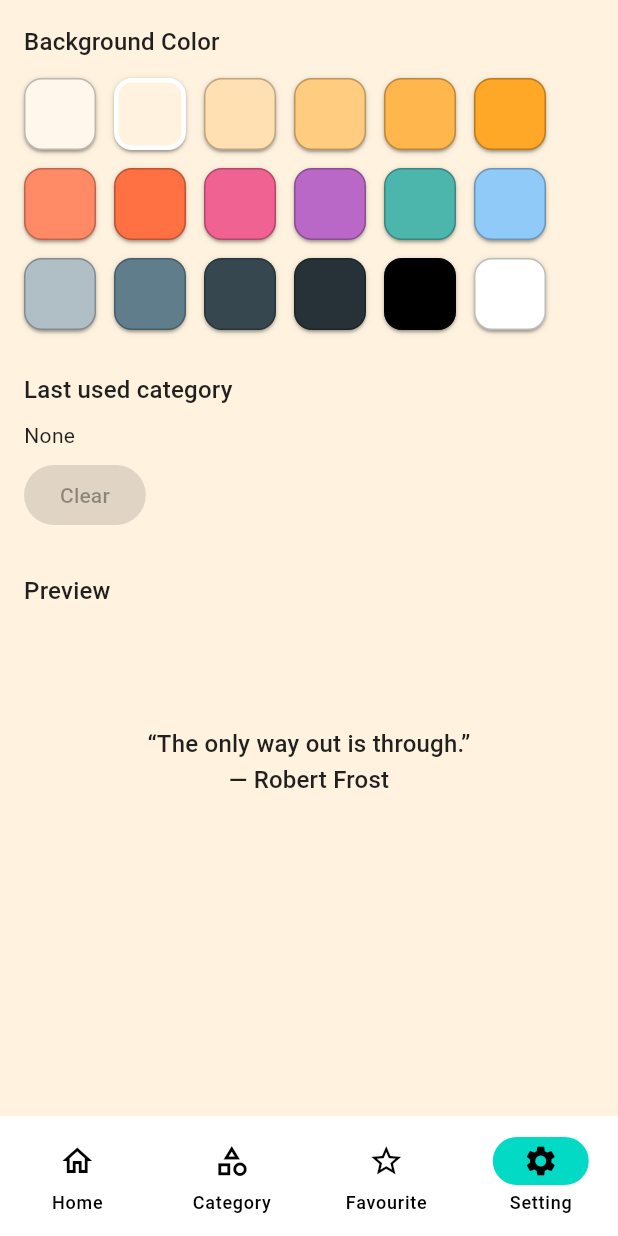
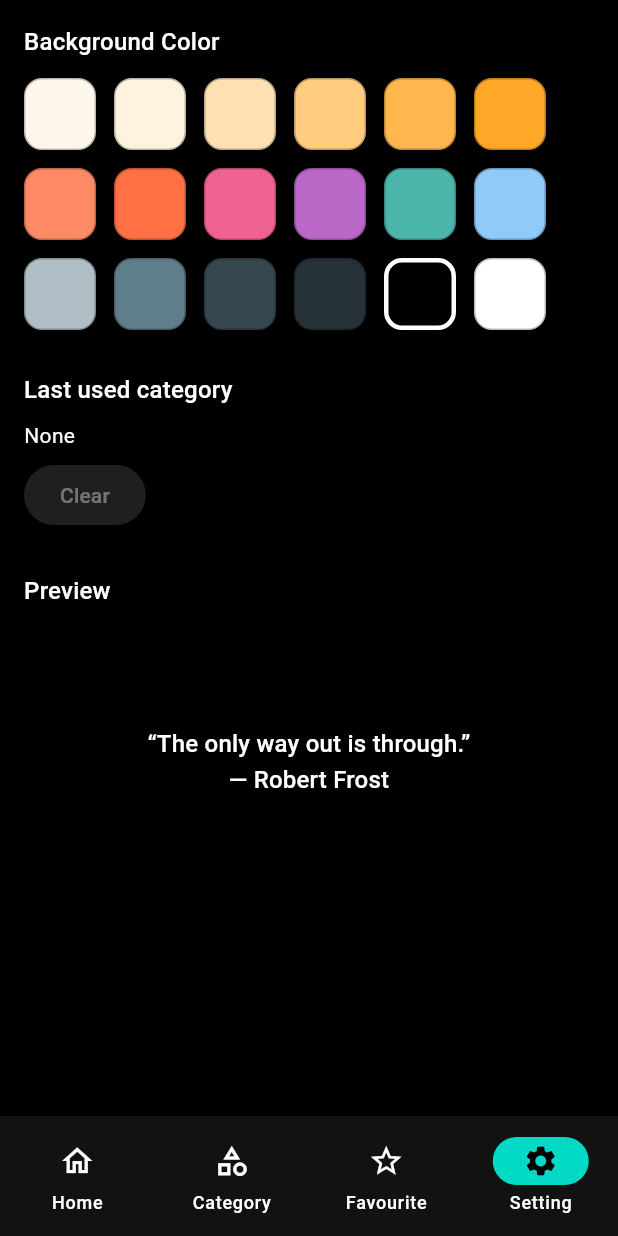
Before and after one commit to trungkienioicamp/flutter_quote, a Flutter app: the screen it shows after launch, item 4 of the bottom bar chosen, on a phone screen of 412 x 824 dp. Run offline on Flutter 3.47's test engine with Material 2 defaults, Android fonts, the phone set to English and light mode, and no system bars; our stand-ins replace share_plus, shared_preferences; network calls fail.

Commit message:
default color is black

```diff
--- a/lib/src/app_state.dart
+++ b/lib/src/app_state.dart
@@ -27,7 +27,7 @@ class AppState extends ChangeNotifier {
 
   /// Create with defaults and load persisted state asynchronously.
   factory AppState.init() {
-    final s = AppState._(color: const Color(0xFFFFF3E0));
+    final s = AppState._(color: Colors.black);
     Future.microtask(() => s._load());
     return s;
   }
--- a/lib/src/backgrounds.dart
+++ b/lib/src/backgrounds.dart
@@ -3,7 +3,7 @@ import 'package:flutter/material.dart';
 /// A curated palette of warm/nice colors (includes dark & light options)
 const List<Color> kWarmColors = [
   Color(0xFFFFF7EC), // extra soft cream
-  Color(0xFFFFF3E0), // soft cream (default)
+  Color(0xFFFFF3E0), // soft cream
   Color(0xFFFFE0B2), // light amber
   Color(0xFFFFCC80),
   Color(0xFFFFB74D),
@@ -18,6 +18,6 @@ const List<Color> kWarmColors = [
   Color(0xFF607D8B), // blue gray
   Color(0xFF37474F), // darker slate
   Color(0xFF263238), // nearly black (dark)
-  Color(0xFF000000), // pure black
+  Color(0xFF000000), // pure black (default)
   Color(0xFFFFFFFF), // pure white
 ];
```
